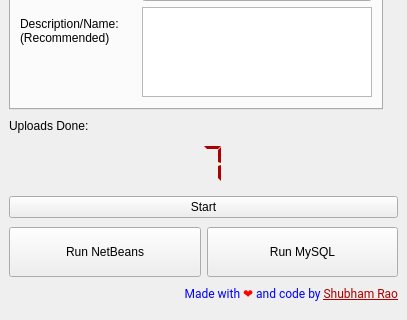
Above: src/Gui/mockup.ui from cshubhamrao/AUtDv2 before the change; both pictures show x 0 to 407 and y 210 to 530 of the 407 by 530 pixel window. Below: the same form after it.
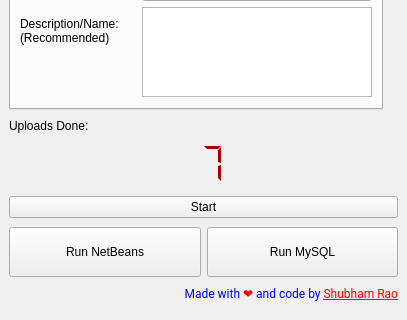
That is the form after the change. Icons and pictures are not drawn.

Commit message:
Improved inline HTML
Remove redundant tags
Use color names instead of hex

```diff
--- a/src/Gui/mockup.ui
+++ b/src/Gui/mockup.ui
@@ -653,7 +653,11 @@
        </font>
       </property>
       <property name="text">
-       <string notr="true">&lt;html&gt;&lt;head/&gt;&lt;body&gt;&lt;p&gt;&lt;span style=&quot; color:#0000ff;&quot;&gt;Made with &lt;/span&gt;&lt;span style=&quot; color:#ff0000;&quot;&gt;❤️ &lt;/span&gt;&lt;span style=&quot; color:#0000ff;&quot;&gt;and code by &lt;/span&gt;&lt;a href=&quot;https://cshubhamrao.me&quot;&gt;&lt;span style=&quot; text-decoration: underline; color:#aa0000;&quot;&gt;Shubham Rao&lt;/span&gt;&lt;/a&gt;&lt;/p&gt;&lt;/body&gt;&lt;/html&gt;</string>
+       <string notr="true">&lt;span style=&quot;color:blue;&quot;&gt;Made with &lt;/span&gt;
+&lt;span style=&quot;color:red;&quot;&gt;❤️ &lt;/span&gt;
+&lt;span style=&quot;color:blue;&quot;&gt;and code by &lt;/span&gt;
+&lt;a href=&quot;https://cshubhamrao.me&quot;&gt;
+&lt;span style=&quot;text-decoration: underline; color:red;&quot;&gt;Shubham Rao&lt;/span&gt;&lt;/a&gt;</string>
       </property>
       <property name="alignment">
        <set>Qt::AlignRight|Qt::AlignTrailing|Qt::AlignVCenter</set>
```
Left out of the diff: 2 changed lines with no effect on the pictures. The commit also changes 1 other file.
